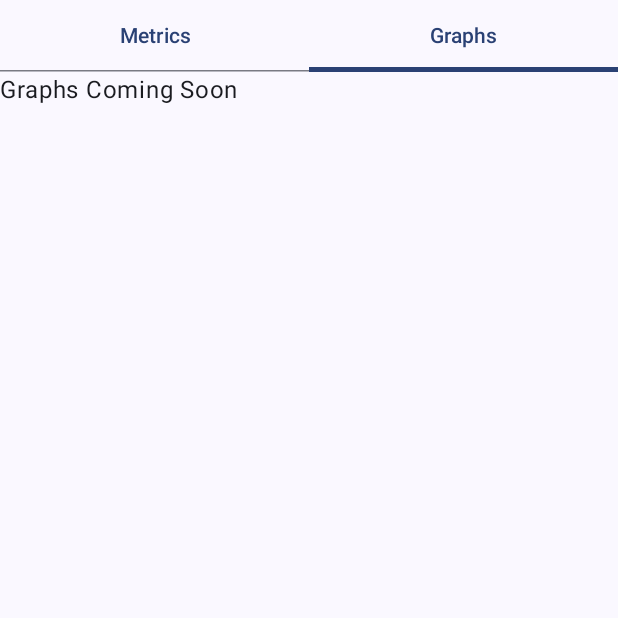
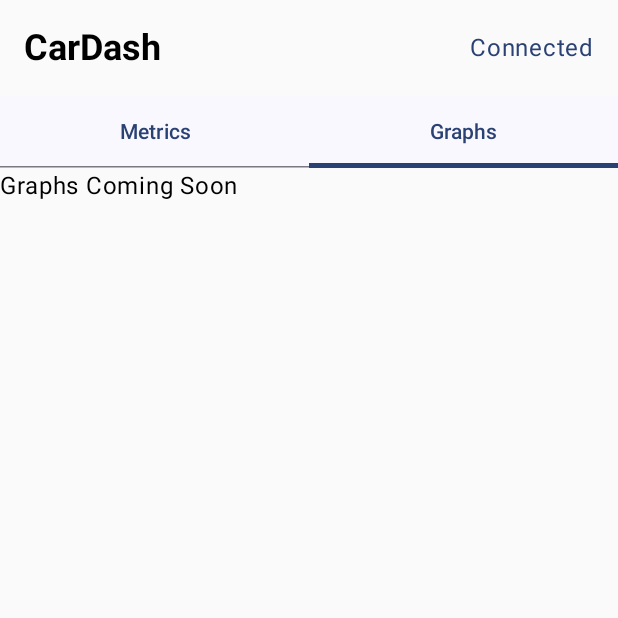
Before and after one commit to surendranb/CarDash, an Android app built with Jetpack Compose: the screen it shows after launch (MainActivity), tab 2 chosen, on a phone screen of 412 x 824 dp, the top half of it. Run offline under Robolectric (Android 15) with nearby library versions, the phone set to English and light mode, and no system bars.

Commit message:
Modularize UI components and add title bar

```diff
--- a/app/src/main/java/com/example/cardash/MainActivity.kt
+++ b/app/src/main/java/com/example/cardash/MainActivity.kt
@@ -4,29 +4,7 @@ import android.os.Bundle
 import androidx.activity.ComponentActivity
 import androidx.activity.compose.setContent
 import androidx.activity.enableEdgeToEdge
-import androidx.compose.foundation.layout.Arrangement
-import androidx.compose.foundation.layout.Column
-import androidx.compose.foundation.layout.Row
-import androidx.compose.foundation.layout.Spacer
-import androidx.compose.foundation.layout.fillMaxSize
-import androidx.compose.foundation.layout.fillMaxWidth
-import androidx.compose.foundation.layout.height
-import androidx.compose.foundation.layout.padding
-import androidx.compose.foundation.layout.width
-import androidx.compose.foundation.lazy.grid.GridCells
-import androidx.compose.foundation.lazy.grid.LazyVerticalGrid
-import androidx.compose.foundation.lazy.grid.items
-import androidx.compose.material3.*
-import androidx.compose.runtime.Composable
-import androidx.compose.runtime.getValue
-import androidx.compose.runtime.mutableIntStateOf
-import androidx.compose.runtime.remember
-import androidx.compose.runtime.setValue
-import androidx.compose.ui.Alignment
-import androidx.compose.ui.Modifier
-import androidx.compose.ui.graphics.Color
-import androidx.compose.ui.tooling.preview.Preview
-import androidx.compose.ui.unit.dp
+import com.example.cardash.ui.MainScreen
 import com.example.cardash.ui.theme.CarDashTheme
 
 class MainActivity : ComponentActivity() {
@@ -35,101 +13,8 @@ class MainActivity : ComponentActivity() {
         enableEdgeToEdge()
         setContent {
             CarDashTheme {
-                TabScreen()
+                MainScreen()
             }
         }
     }
 }
-
-@Composable
-fun TabScreen() {
-    var selectedTab by remember { mutableIntStateOf(0) }
-    val tabs = listOf("Metrics", "Graphs")
-
-    Scaffold(
-        modifier = Modifier.fillMaxSize()
-    ) { innerPadding ->
-        Column(modifier = Modifier.padding(innerPadding)) {
-            TabRow(selectedTabIndex = selectedTab) {
-                tabs.forEachIndexed { index, title ->
-                    Tab(
-                        selected = selectedTab == index,
-                        onClick = { selectedTab = index },
-                        text = { Text(title) }
-                    )
-                }
-            }
-
-            when (selectedTab) {
-                0 -> MetricGridScreen()
-                1 -> GraphScreen()
-            }
-        }
-    }
-}
-
-@Composable
-fun MetricGridScreen() {
-    LazyVerticalGrid(
-        columns = GridCells.Fixed(2),
-        modifier = Modifier.padding(16.dp)
-    ) {
-        item { MetricCard("RPM", "2500", "rpm", Color.Green) }
-        item { MetricCard("Speed", "65", "km/h", Color.Yellow) }
-        item { MetricCard("Coolant", "92", "°C", Color.Red) }
-        item { MetricCard("Voltage", "13.8", "V", Color.Green) }
-    }
-}
-
-@Composable
-fun MetricCard(title: String, value: String, unit: String, statusColor: Color) {
-    Card(
-        modifier = Modifier
-            .padding(8.dp)
-            .fillMaxWidth(),
-        colors = CardDefaults.cardColors(
-            containerColor = MaterialTheme.colorScheme.surfaceVariant,
-        )
-    ) {
-        Column(
-            modifier = Modifier.padding(16.dp),
-            horizontalAlignment = Alignment.CenterHorizontally
-        ) {
-            Text(
-                text = title,
-                style = MaterialTheme.typography.titleMedium
-            )
-            Spacer(modifier = Modifier.height(8.dp))
-            Row(
-                verticalAlignment = Alignment.Bottom,
-                horizontalArrangement = Arrangement.Center
-            ) {
-                Text(
-                    text = value,
-                    style = MaterialTheme.typography.displaySmall,
-                    color = statusColor
-                )
-                Spacer(modifier = Modifier.width(4.dp))
-                Text(
-                    text = unit,
-                    style = MaterialTheme.typography.bodyMedium,
-                    modifier = Modifier.padding(bottom = 4.dp)
-                )
-            }
-        }
-    }
-}
-
-@Composable
-fun GraphScreen() {
-    // Placeholder for graphs
-    Text("Graphs Coming Soon")
-}
-
-@Preview(showBackground = true)
-@Composable
-fun TabScreenPreview() {
-    CarDashTheme {
-        TabScreen()
-    }
-}
--- /dev/null
+++ b/app/src/main/java/com/example/cardash/ui/MainScreen.kt
@@ -0,0 +1,69 @@
+package com.example.cardash.ui
+
+import androidx.compose.foundation.layout.*
+import androidx.compose.material3.*
+import androidx.compose.runtime.Composable
+import androidx.compose.runtime.getValue
+import androidx.compose.runtime.mutableIntStateOf
+import androidx.compose.runtime.remember
+import androidx.compose.runtime.setValue
+import androidx.compose.ui.Alignment
+import androidx.compose.ui.Modifier
+import androidx.compose.ui.text.font.FontWeight
+import androidx.compose.ui.tooling.preview.Preview
+import androidx.compose.ui.unit.dp
+import com.example.cardash.ui.graphs.GraphScreen
+import com.example.cardash.ui.metrics.MetricGridScreen
+import com.example.cardash.ui.theme.CarDashTheme
+
+@Composable
+fun MainScreen() {
+    var selectedTab by remember { mutableIntStateOf(0) }
+    val tabs = listOf("Metrics", "Graphs")
+
+    Column(modifier = Modifier.fillMaxSize()) {
+        // App title bar with status
+        Row(
+            modifier = Modifier
+                .fillMaxWidth()
+                .padding(16.dp),
+            horizontalArrangement = Arrangement.SpaceBetween,
+            verticalAlignment = Alignment.CenterVertically
+        ) {
+            Text(
+                text = "CarDash",
+                style = MaterialTheme.typography.headlineSmall,
+                fontWeight = FontWeight.Bold
+            )
+            Text(
+                text = "Connected", // TODO: Make dynamic
+                color = MaterialTheme.colorScheme.primary
+            )
+        }
+
+        // Tab navigation
+        TabRow(selectedTabIndex = selectedTab) {
+            tabs.forEachIndexed { index, title ->
+                Tab(
+                    selected = selectedTab == index,
+                    onClick = { selectedTab = index },
+                    text = { Text(title) }
+                )
+            }
+        }
+
+        // Content area
+        when (selectedTab) {
+            0 -> MetricGridScreen()
+            1 -> GraphScreen()
+        }
+    }
+}
+
+@Preview(showBackground = true)
+@Composable
+fun MainScreenPreview() {
+    CarDashTheme {
+        MainScreen()
+    }
+}
--- /dev/null
+++ b/app/src/main/java/com/example/cardash/ui/components/MetricCard.kt
@@ -0,0 +1,54 @@
+package com.example.cardash.ui.components
+
+import androidx.compose.foundation.layout.*
+import androidx.compose.material3.*
+import androidx.compose.runtime.Composable
+import androidx.compose.ui.Alignment
+import androidx.compose.ui.Modifier
+import androidx.compose.ui.graphics.Color
+import androidx.compose.ui.unit.dp
+
+@Composable
+fun MetricCard(
+    title: String,
+    value: String,
+    unit: String,
+    statusColor: Color,
+    modifier: Modifier = Modifier
+) {
+    Card(
+        modifier = modifier
+            .padding(8.dp)
+            .fillMaxWidth(),
+        colors = CardDefaults.cardColors(
+            containerColor = MaterialTheme.colorScheme.surfaceVariant,
+        )
+    ) {
+        Column(
+            modifier = Modifier.padding(16.dp),
+            horizontalAlignment = Alignment.CenterHorizontally
+        ) {
+            Text(
+                text = title,
+                style = MaterialTheme.typography.titleMedium
+            )
+            Spacer(modifier = Modifier.height(8.dp))
+            Row(
+                verticalAlignment = Alignment.Bottom,
+                horizontalArrangement = Arrangement.Center
+            ) {
+                Text(
+                    text = value,
+                    style = MaterialTheme.typography.displaySmall,
+                    color = statusColor
+                )
+                Spacer(modifier = Modifier.width(4.dp))
+                Text(
+                    text = unit,
+                    style = MaterialTheme.typography.bodyMedium,
+                    modifier = Modifier.padding(bottom = 4.dp)
+                )
+            }
+        }
+    }
+}
--- /dev/null
+++ b/app/src/main/java/com/example/cardash/ui/graphs/GraphScreen.kt
@@ -0,0 +1,23 @@
+package com.example.cardash.ui.graphs
+
+import androidx.compose.material3.Text
+import androidx.compose.runtime.Composable
+import androidx.compose.ui.Modifier
+import androidx.compose.ui.tooling.preview.Preview
+import com.example.cardash.ui.theme.CarDashTheme
+
+@Composable
+fun GraphScreen(modifier: Modifier = Modifier) {
+    Text(
+        text = "Graphs Coming Soon",
+        modifier = modifier
+    )
+}
+
+@Preview(showBackground = true)
+@Composable
+fun GraphScreenPreview() {
+    CarDashTheme {
+        GraphScreen()
+    }
+}
--- /dev/null
+++ b/app/src/main/java/com/example/cardash/ui/metrics/MetricGrid.kt
@@ -0,0 +1,42 @@
+package com.example.cardash.ui.metrics
+
+import androidx.compose.foundation.layout.padding
+import androidx.compose.foundation.lazy.grid.GridCells
+import androidx.compose.foundation.lazy.grid.LazyVerticalGrid
+import androidx.compose.foundation.lazy.grid.items
+import androidx.compose.runtime.Composable
+import androidx.compose.ui.Modifier
+import androidx.compose.ui.graphics.Color
+import androidx.compose.ui.unit.dp
+import com.example.cardash.ui.components.MetricCard
+
+@Composable
+fun MetricGridScreen() {
+    val metrics = listOf(
+        MetricData("RPM", "2500", "rpm", Color.Green),
+        MetricData("Speed", "65", "km/h", Color.Yellow),
+        MetricData("Coolant", "92", "°C", Color.Red),
+        MetricData("Voltage", "13.8", "V", Color.Green)
+    )
+
+    LazyVerticalGrid(
+        columns = GridCells.Fixed(2),
+        modifier = Modifier.padding(16.dp)
+    ) {
+        items(metrics) { metric ->
+            MetricCard(
+                title = metric.title,
+                value = metric.value,
+                unit = metric.unit,
+                statusColor = metric.color
+            )
+        }
+    }
+}
+
+data class MetricData(
+    val title: String,
+    val value: String,
+    val unit: String,
+    val color: Color
+)
```
Also changed, not shown: 1 other file.
